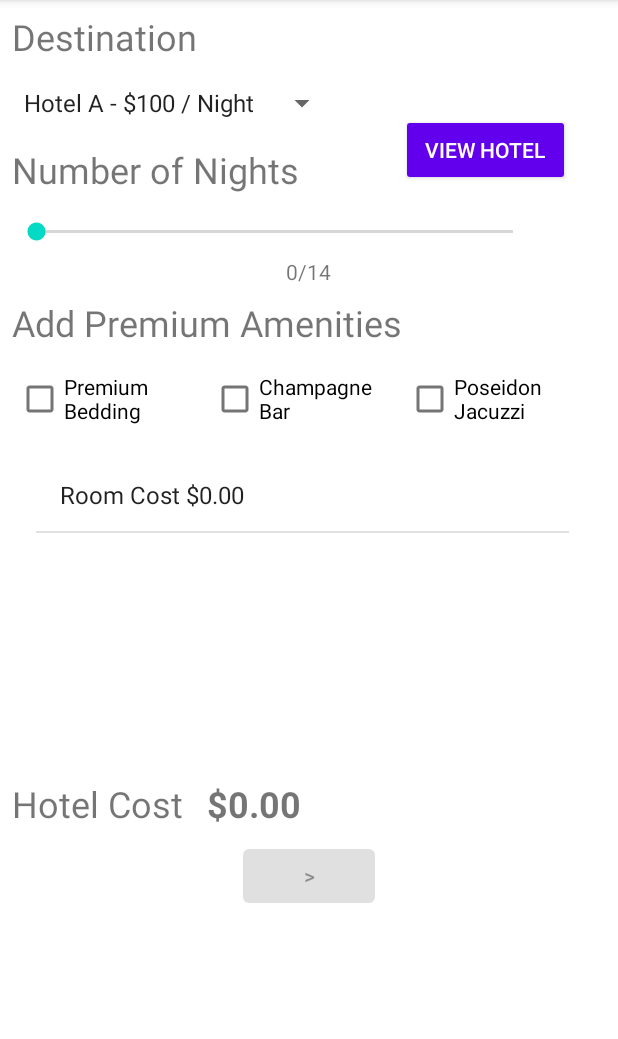
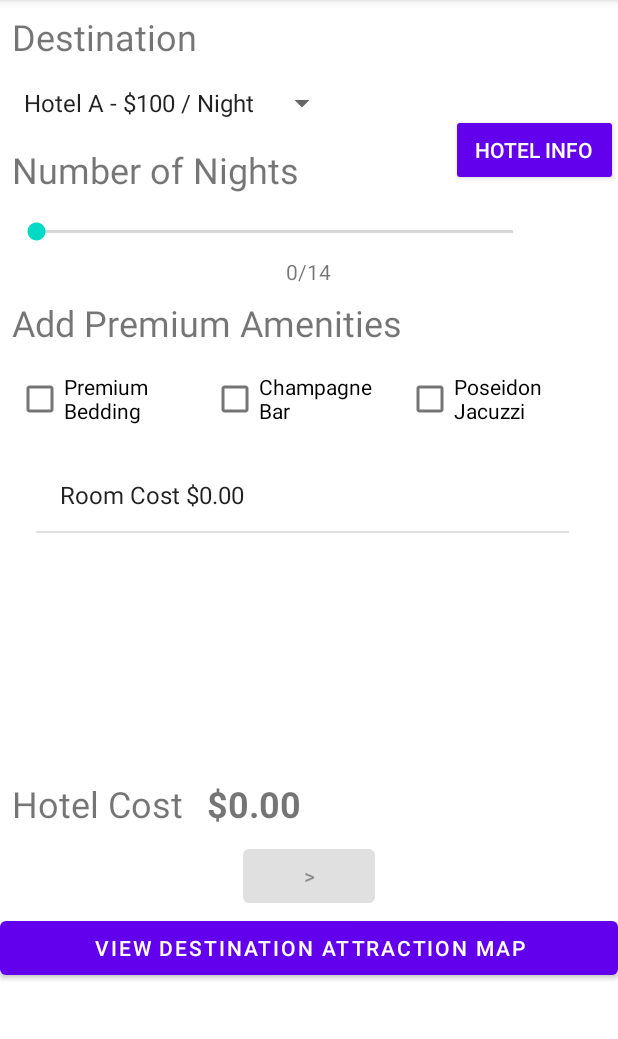
Before and after one commit to gHooyerSET/MobileDevA1_Group5, an Android app: the PurchaseHotelRoomActivity screen opened directly, with no data from a screen before it, on a phone screen of 412 x 824 dp, the part 84-1123 px from its top. Run offline under Robolectric (Android 15) with nearby library versions, the phone set to English and light mode, and no system bars.

Commit message:
Added Attractions map and home screen widget

```diff
--- a/app/src/main/java/com/example/tripplanner_a1_prog3150/MainActivity.java
+++ b/app/src/main/java/com/example/tripplanner_a1_prog3150/MainActivity.java
@@ -11,6 +11,9 @@ package com.example.tripplanner_a1_prog3150;
 import androidx.annotation.NonNull;
 import androidx.appcompat.app.AppCompatActivity;
 
+import android.appwidget.AppWidgetManager;
+import android.content.ComponentName;
+import android.content.Context;
 import android.content.Intent;
 import android.os.Bundle;
 import android.view.Menu;
@@ -19,6 +22,7 @@ import android.view.MenuItem;
 import android.view.View;
 import android.widget.AdapterView;
 import android.widget.Button;
+import android.widget.RemoteViews;
 import android.widget.Spinner;
 import android.widget.TextView;
 import android.widget.Toast;
@@ -121,7 +125,6 @@ public class MainActivity extends MenuActivity {
                 //And set the trip's origin and destination members to the selected values
                 trip.setOrigin(originSpinner.getSelectedItem().toString());
                 trip.setDestination(destinationSpinner.getSelectedItem().toString());
-
             }
         }
         //Otherwise, increment the hideToastHack value
--- a/app/src/main/java/com/example/tripplanner_a1_prog3150/PurchaseHotelRoomActivity.java
+++ b/app/src/main/java/com/example/tripplanner_a1_prog3150/PurchaseHotelRoomActivity.java
@@ -9,6 +9,9 @@ package com.example.tripplanner_a1_prog3150;
 
 import androidx.appcompat.app.AppCompatActivity;
 
+import android.appwidget.AppWidgetManager;
+import android.content.ComponentName;
+import android.content.Context;
 import android.content.Intent;
 import android.net.Uri;
 import android.os.Bundle;
@@ -19,6 +22,7 @@ import android.widget.Button;
 import android.widget.CheckBox;
 import android.widget.CompoundButton;
 import android.widget.ListView;
+import android.widget.RemoteViews;
 import android.widget.Spinner;
 import android.widget.SeekBar;
 import android.widget.TextView;
@@ -54,6 +58,7 @@ public class PurchaseHotelRoomActivity extends MenuActivity {
     private CheckBox champagneCheckBox;
     private CheckBox jacuzziCheckBox;
     private Button viewHotelButton;
+    private Button viewMapButton;
     private String hotelUrl;
     ArrayList<String> amenities = new ArrayList();
     // Trip
@@ -79,6 +84,7 @@ public class PurchaseHotelRoomActivity extends MenuActivity {
         champagneCheckBox = findViewById(R.id.champagneCheckBox);
         jacuzziCheckBox = findViewById(R.id.jacuzziCheckBox);
         viewHotelButton = findViewById(R.id.viewHotelButton);
+        viewMapButton = findViewById(R.id.viewMapButton);
         ArrayAdapter<String> amenitiesAdapter = new ArrayAdapter<String>(this, android.R.layout.simple_list_item_1, amenities);
         ListView amenitiesListView = findViewById(R.id.hotelCostListView);
         amenitiesListView.setAdapter(amenitiesAdapter);
@@ -205,7 +211,21 @@ public class PurchaseHotelRoomActivity extends MenuActivity {
             }
         });
 
+
+
         //Button Listeners
+
+        // Map of destination button
+        viewMapButton.setOnClickListener(new View.OnClickListener(){
+            @Override
+            public void onClick(View view) {
+                // Ref https://developers.google.com/maps/documentation/urls/android-intents
+                Uri gmmIntentUri = Uri.parse("geo:0,0?q=" + Uri.encode(trip.getDestination().toString()) + " Attractions");
+                Intent mapIntent = new Intent(Intent.ACTION_VIEW, gmmIntentUri);
+                mapIntent.setPackage("com.google.android.apps.maps");
+                startActivity(mapIntent);
+            }
+        });
 
         // Hotel Web View button
         viewHotelButton.setOnClickListener(new View.OnClickListener(){
--- a/app/src/main/res/layout/activity_purchase_hotel_room.xml
+++ b/app/src/main/res/layout/activity_purchase_hotel_room.xml
@@ -7,19 +7,24 @@
     tools:context=".PurchaseHotelRoomActivity">
 
     <ScrollView
+        android:id="@+id/scrollView2"
         android:layout_width="match_parent"
         android:layout_height="match_parent"
         app:layout_constraintBottom_toBottomOf="parent"
         app:layout_constraintStart_toStartOf="parent"
-        app:layout_constraintTop_toTopOf="parent">
+        app:layout_constraintTop_toTopOf="parent"
+        app:layout_constraintVertical_bias="0.0">
+
         <LinearLayout
             android:layout_width="match_parent"
             android:layout_height="match_parent"
             android:orientation="vertical">
+
             <LinearLayout
                 android:layout_width="match_parent"
                 android:layout_height="wrap_content"
                 android:orientation="horizontal">
+
                 <TextView
                     android:id="@+id/textView"
                     android:layout_width="wrap_content"
@@ -27,17 +32,21 @@
                     android:layout_margin="8dp"
                     android:text="@string/destinationStr"
                     android:textSize="24sp" />
+
                 <TextView
                     android:id="@+id/hotelDestinationTextView"
                     android:layout_width="wrap_content"
                     android:layout_height="wrap_content"
                     android:layout_margin="8dp"
-                    android:textSize="24sp"/>
+                    android:textSize="24sp" />
+
             </LinearLayout>
+
             <LinearLayout
                 android:layout_width="match_parent"
                 android:layout_height="wrap_content"
                 android:orientation="vertical">
+
                 <Spinner
                     android:id="@+id/hotelSpinner"
                     android:layout_width="wrap_content"
@@ -45,44 +54,53 @@
                     android:layout_margin="8dp"
                     android:entries="@array/hotelArray"
                     tools:ignore="TouchTargetSizeCheck" />
+
                 <TextView
                     android:id="@+id/nightsTextView"
                     android:layout_width="wrap_content"
                     android:layout_height="wrap_content"
                     android:layout_margin="8dp"
                     android:text="@string/nightsStr"
-                    android:textSize="24sp"/>
+                    android:textSize="24sp" />
+
                 <SeekBar
                     android:id="@+id/seekBar"
                     android:layout_width="350dp"
                     android:layout_height="wrap_content"
                     android:layout_margin="8dp"
-                    android:max="14"/>
+                    android:max="14" />
+
                 <LinearLayout
                     android:layout_width="wrap_content"
                     android:layout_height="wrap_content"
                     android:layout_gravity="center">
+
                     <TextView
                         android:id="@+id/nightNumberTextView"
                         android:layout_width="wrap_content"
                         android:layout_height="wrap_content" />
                 </LinearLayout>
+
             </LinearLayout>
+
             <LinearLayout
-            android:layout_width="match_parent"
-            android:layout_height="wrap_content"
-            android:orientation="vertical">
+                android:layout_width="match_parent"
+                android:layout_height="474dp"
+                android:orientation="vertical">
+
                 <TextView
                     android:id="@+id/hotelAmenitiesTextView"
                     android:layout_width="wrap_content"
                     android:layout_height="wrap_content"
                     android:layout_margin="8dp"
                     android:text="@string/available_premium_amenities"
-                    android:textSize="24sp"/>
+                    android:textSize="24sp" />
+
                 <LinearLayout
+                    android:layout_width="wrap_content"
                     android:layout_height="wrap_content"
-                    android:layout_width="wrap_content"
                     android:layout_gravity="center">
+
                     <CheckBox
                         android:id="@+id/beddingCheckBox"
                         android:layout_width="130dp"
@@ -93,7 +111,7 @@
                         android:id="@+id/champagneCheckBox"
                         android:layout_width="130dp"
                         android:layout_height="53dp"
-                        android:text="@string/champagne_bar"/>
+                        android:text="@string/champagne_bar" />
 
                     <CheckBox
                         android:id="@+id/jacuzziCheckBox"
@@ -101,16 +119,19 @@
                         android:layout_height="53dp"
                         android:text="@string/poseidon_jacuzzi" />
                 </LinearLayout>
+
                 <ListView
                     android:id="@+id/hotelCostListView"
                     android:layout_width="355dp"
                     android:layout_height="205dp"
                     android:layout_marginStart="24dp"
-                    android:layout_marginTop="13dp"/>
+                    android:layout_marginTop="13dp" />
+
                 <LinearLayout
                     android:layout_width="match_parent"
                     android:layout_height="wrap_content"
                     android:orientation="horizontal">
+
                     <TextView
                         android:id="@+id/hotelCostTextTextView"
                         android:layout_width="wrap_content"
@@ -118,6 +139,7 @@
                         android:layout_margin="8dp"
                         android:text="@string/hotelCostTextStr"
                         android:textSize="24sp" />
+
                     <TextView
                         android:id="@+id/costNumberTextView"
                         android:layout_width="wrap_content"
@@ -126,39 +148,26 @@
                         android:textSize="24sp"
                         android:textStyle="bold" />
                 </LinearLayout>
+
                 <LinearLayout
                     android:layout_width="wrap_content"
                     android:layout_height="wrap_content"
                     android:layout_gravity="center">
+
                     <Button
                         android:id="@+id/nextScreenButton3"
                         android:layout_width="wrap_content"
                         android:layout_height="wrap_content"
-                        android:text="@string/nextScreenButtonStr"/>
+                        android:text="@string/nextScreenButtonStr" />
                 </LinearLayout>
 
+                <Button
+                    android:id="@+id/viewMapButton"
+                    android:layout_width="match_parent"
+                    android:layout_height="wrap_content"
+                    android:text="@string/view_map" />
+
             </LinearLayout>
-
-
-
-
-
-
-
-
-
-
-
-
-
-
-
-
-
-
-
-
-
 
 
         </LinearLayout>
@@ -171,9 +180,8 @@
         android:layout_width="wrap_content"
         android:layout_height="wrap_content"
         android:layout_marginTop="76dp"
-        android:layout_marginEnd="32dp"
-        android:text="@string/view_hotel"
+        android:text="@string/hotel_info"
         app:layout_constraintEnd_toEndOf="parent"
-        app:layout_constraintTop_toTopOf="parent" />
+        app:layout_constraintTop_toTopOf="@+id/scrollView2" />
 
 </androidx.constraintlayout.widget.ConstraintLayout>
--- a/app/src/main/res/values/strings.xml
+++ b/app/src/main/res/values/strings.xml
@@ -55,4 +55,9 @@
         <item>500.00</item>
     </string-array>
     <string name="createReceiptStr">Create Receipt!</string>
+    <string name="view_map">View Destination Attraction Map</string>
+    <string name="hotel_info">Hotel Info</string>
+    <string name="current_trip">Current Trip</string>
+    <string name="nights">Nights</string>
+    <string name="destination">Destination</string>
 </resources>
```
Also changed, not shown: app/src/main/AndroidManifest.xml (+9 -0 lines), app/src/main/java/com/example/tripplanner_a1_prog3150/ReviewTripActivity.java (+16 -0 lines), app/src/main/java/com/example/tripplanner_a1_prog3150/Widget.java (added, +33 -0 lines), app/src/main/res/layout/widget.xml (added, +82 -0 lines), app/src/main/res/xml/widget_info.xml (added, +11 -0 lines).
